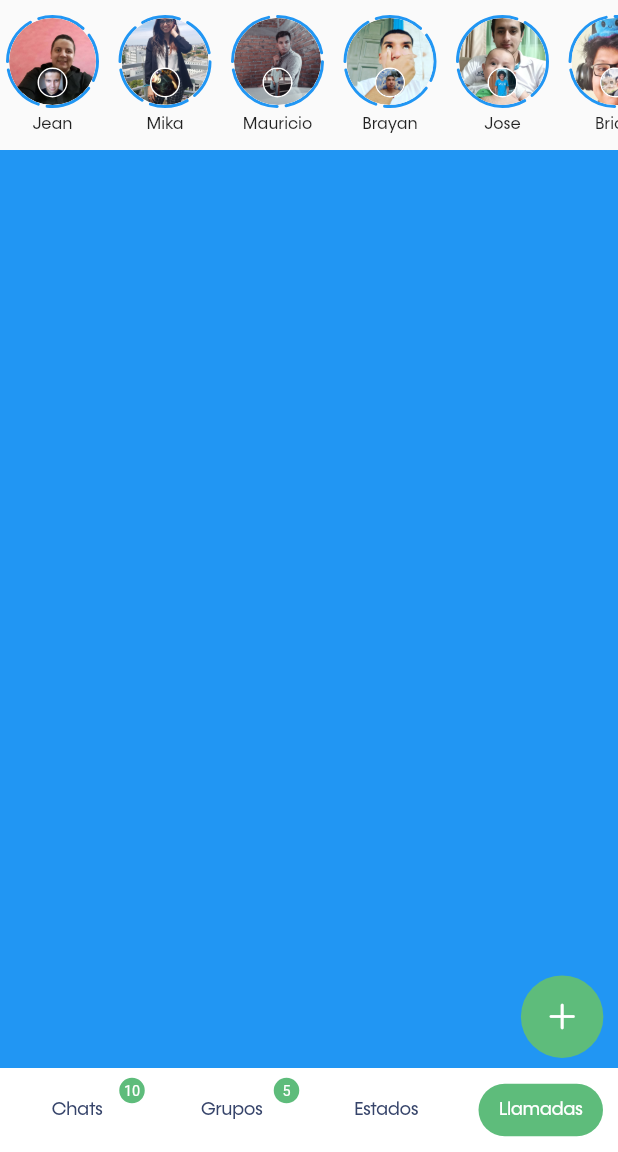
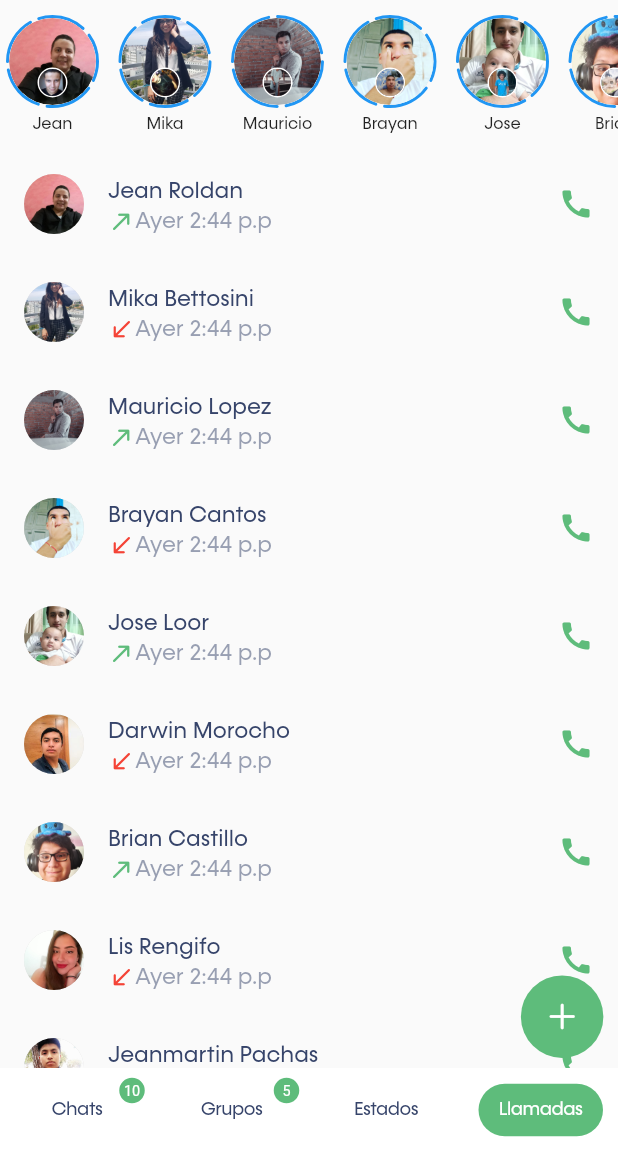
Before and after one commit to JeanRoldanDev/Challenges, a Flutter app: the Whatsapp screen opened directly, swiped to page 4, on a phone screen of 412 x 824 dp, the part 84-1236 px from its top. Run offline on Flutter 3.47's test engine with Material 2 defaults, Android fonts, the light colour scheme and no system bars; our stand-ins replace flutter_svg, google_fonts, location.

Commit message:
call Page

```diff
--- a/lib/whatsapp/pages/calls_page.dart
+++ b/lib/whatsapp/pages/calls_page.dart
@@ -1,3 +1,5 @@
+import 'package:challenges/whatsapp/data.dart';
+import 'package:challenges/whatsapp/helpers.dart';
 import 'package:flutter/material.dart';
 
 class CallsPage extends StatelessWidget {
@@ -5,6 +7,44 @@ class CallsPage extends StatelessWidget {
 
   @override
   Widget build(BuildContext context) {
-    return Container(color: Colors.blue);
+    late bool callStatus = false;
+    return ListView.builder(
+      itemCount: 9,
+      physics: const BouncingScrollPhysics(),
+      itemBuilder: (_, index) {
+        callStatus = !callStatus;
+        return ListTile(
+          leading: CircleAvatar(
+            backgroundColor: Helpers.greyLigthColor,
+            backgroundImage: AssetImage(User.listUser[index].img),
+          ),
+          title: Text(
+            '${User.listUser[index].name} ${User.listUser[index].surname}',
+            style: Helpers.txtDefault,
+          ),
+          subtitle: Row(
+            children: [
+              Icon(
+                callStatus
+                    ? Icons.call_made_rounded
+                    : Icons.call_received_rounded,
+                color: callStatus ? Helpers.greenColor : Colors.red,
+                size: 18,
+              ),
+              Text(
+                'Ayer 2:44 p.p',
+                style: Helpers.txtDefault.copyWith(
+                  color: Helpers.principalColor.withOpacity(0.5),
+                ),
+              )
+            ],
+          ),
+          trailing: Icon(
+            Icons.call,
+            color: Helpers.greenColor,
+          ),
+        );
+      },
+    );
   }
 }
```
